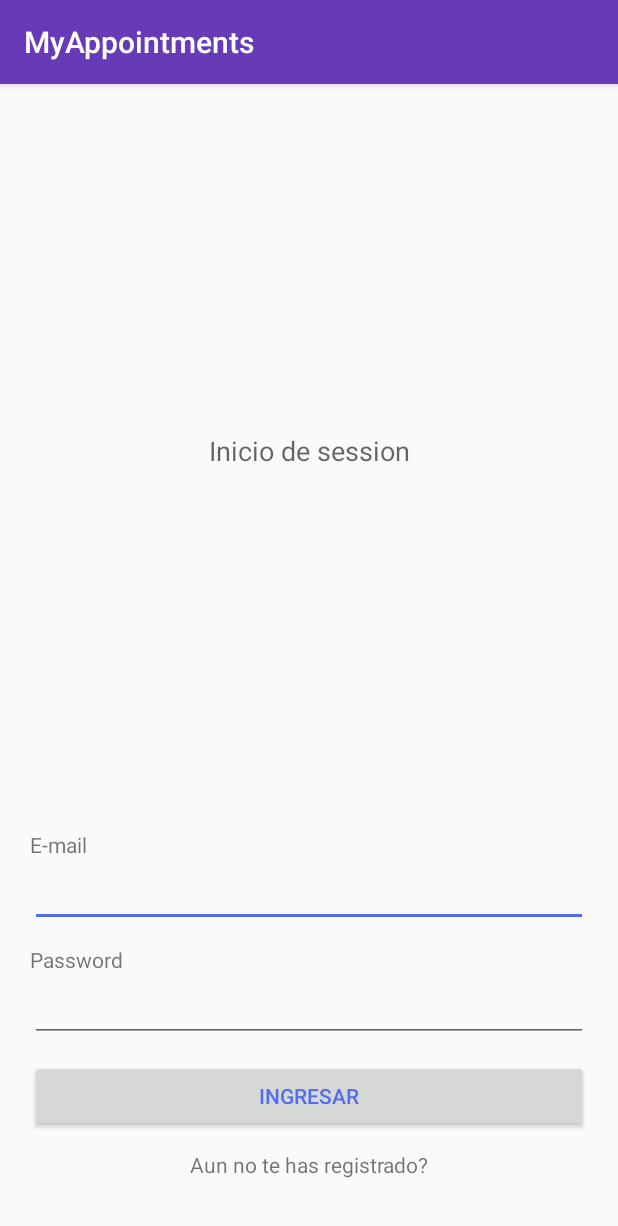
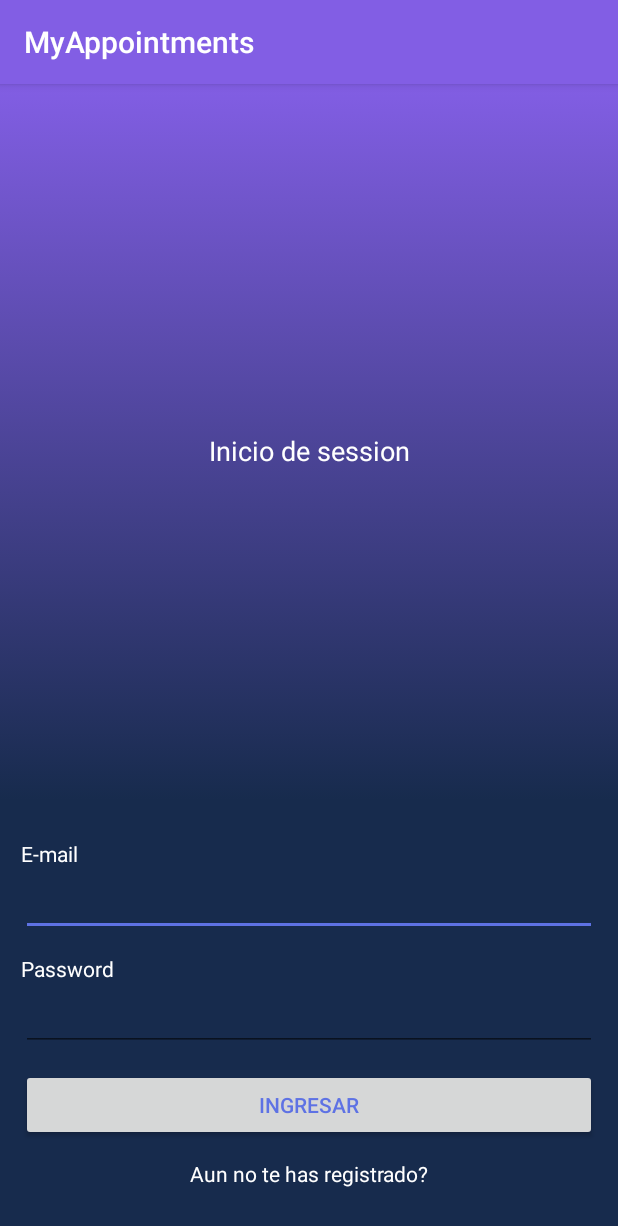
Before and after one commit to lrdgz/MyAppointments, an Android app: the screen it shows after launch (MainActivity), on a phone screen of 412 x 824 dp. Shown: the top 1226 px of the screen. Run offline under Robolectric (Android 15) with nearby library versions, the phone set to English and light mode, and no system bars.

Commit message:
Login Styles and design

```diff
--- a/app/build.gradle
+++ b/app/build.gradle
@@ -25,7 +25,7 @@ android {
 
 dependencies {
     implementation fileTree(dir: 'libs', include: ['*.jar'])
-    implementation"org.jetbrains.kotlin:kotlin-stdlib-jdk7:$kotlin_version"
+    implementation "org.jetbrains.kotlin:kotlin-stdlib-jdk7:$kotlin_version"
     implementation 'androidx.appcompat:appcompat:1.0.2'
     implementation 'androidx.core:core-ktx:1.0.2'
     implementation 'androidx.constraintlayout:constraintlayout:1.1.3'
--- a/app/src/main/AndroidManifest.xml
+++ b/app/src/main/AndroidManifest.xml
@@ -1,6 +1,6 @@
 <?xml version="1.0" encoding="utf-8"?>
 <manifest xmlns:android="http://schemas.android.com/apk/res/android"
-    package="com.developer.myappointments" >
+    package="com.developer.myappointments">
 
     <application
         android:allowBackup="true"
@@ -8,8 +8,9 @@
         android:label="@string/app_name"
         android:roundIcon="@mipmap/ic_launcher_round"
         android:supportsRtl="true"
-        android:theme="@style/AppTheme" >
-        <activity android:name=".MainActivity" >
+        android:theme="@style/AppTheme">
+        <activity android:name=".RegisterActivity"></activity>
+        <activity android:name=".MainActivity">
             <intent-filter>
                 <action android:name="android.intent.action.MAIN" />
 
--- /dev/null
+++ b/app/src/main/java/com/developer/myappointments/RegisterActivity.kt
@@ -0,0 +1,12 @@
+package com.developer.myappointments
+
+import androidx.appcompat.app.AppCompatActivity
+import android.os.Bundle
+
+class RegisterActivity : AppCompatActivity() {
+
+    override fun onCreate(savedInstanceState: Bundle?) {
+        super.onCreate(savedInstanceState)
+        setContentView(R.layout.activity_register)
+    }
+}
--- /dev/null
+++ b/app/src/main/res/drawable/db_gradient.xml
@@ -0,0 +1,13 @@
+<?xml version="1.0" encoding="utf-8"?>
+<selector xmlns:android="http://schemas.android.com/apk/res/android">
+    <item>
+        <shape>
+            <gradient
+                android:angle="90"
+                android:startColor="@color/colorPrimaryDark"
+                android:endColor="@color/colorPrimary"
+                android:type="linear"
+                />
+        </shape>
+    </item>
+</selector>
--- a/app/src/main/res/layout/activity_main.xml
+++ b/app/src/main/res/layout/activity_main.xml
@@ -4,51 +4,56 @@
     android:layout_width="match_parent"
     android:layout_height="match_parent"
     android:orientation="vertical"
-    android:padding="12dp"
     tools:context=".MainActivity">
 
     <TextView
         android:layout_width="match_parent"
         android:layout_height="0dp"
         android:layout_weight="1"
+        android:background="@drawable/db_gradient"
         android:gravity="center"
+        android:paddingTop="12dp"
         android:text="@string/label_login"
-        android:textAppearance="@style/TextAppearance.AppCompat.Medium" />
+        android:textAppearance="@style/TextAppearance.AppCompat.Medium"
+        android:textColor="@color/white" />
 
 
     <LinearLayout
+        android:layout_width="match_parent"
+        android:layout_height="wrap_content"
+        android:background="@color/colorPrimaryDark"
         android:orientation="vertical"
-        android:layout_width="match_parent"
-        android:padding="8dp"
-        android:layout_height="wrap_content">
+        android:padding="14dp">
 
         <TextView
             android:layout_width="wrap_content"
             android:layout_height="wrap_content"
             android:layout_marginTop="12dp"
-            android:text="@string/label_email" />
+            android:text="@string/label_email"
+            android:textColor="@color/white" />
 
         <EditText
-            android:inputType="textEmailAddress"
             android:layout_width="match_parent"
-            android:layout_height="wrap_content" />
+            android:layout_height="wrap_content"
+            android:inputType="textEmailAddress" />
 
         <TextView
             android:layout_width="wrap_content"
             android:layout_height="wrap_content"
             android:layout_marginTop="12dp"
-            android:text="@string/label_password" />
+            android:text="@string/label_password"
+            android:textColor="@color/white" />
 
         <EditText
-            android:inputType="textPassword"
             android:layout_width="match_parent"
-            android:layout_height="wrap_content" />
+            android:layout_height="wrap_content"
+            android:inputType="textPassword" />
 
         <Button
+            style="@style/TextAppearance.AppCompat.Widget.Button.Borderless.Colored"
             android:layout_width="match_parent"
             android:layout_height="wrap_content"
             android:layout_marginTop="12dp"
-            style="@style/TextAppearance.AppCompat.Widget.Button.Borderless.Colored"
             android:text="@string/btn_login" />
 
         <TextView
@@ -57,7 +62,8 @@
             android:layout_marginTop="12dp"
             android:layout_marginBottom="18dp"
             android:gravity="center"
-            android:text="@string/label_go_to_register" />
+            android:text="@string/label_go_to_register"
+            android:textColor="@color/white" />
 
-   </LinearLayout>
+    </LinearLayout>
 </LinearLayout>
--- /dev/null
+++ b/app/src/main/res/layout/activity_register.xml
@@ -0,0 +1,9 @@
+<?xml version="1.0" encoding="utf-8"?>
+<androidx.constraintlayout.widget.ConstraintLayout xmlns:android="http://schemas.android.com/apk/res/android"
+    xmlns:app="http://schemas.android.com/apk/res-auto"
+    xmlns:tools="http://schemas.android.com/tools"
+    android:layout_width="match_parent"
+    android:layout_height="match_parent"
+    tools:context=".RegisterActivity">
+
+</androidx.constraintlayout.widget.ConstraintLayout>
--- a/app/src/main/res/values/colors.xml
+++ b/app/src/main/res/values/colors.xml
@@ -1,7 +1,9 @@
 <?xml version="1.0" encoding="utf-8"?>
 <resources>
-    <color name="colorPrimary">#673AB7</color>
-    <color name="colorPrimaryDark">#512DA8</color>
-    <color name="colorAccent">#536DEF</color>
-    <color name="whiteTransparent">#FFF</color>
+    <color name="colorPrimary">#825ee4</color>
+    <color name="colorPrimaryDark">#172b4d</color>
+    <color name="colorAccent">#5e72e4</color>
+
+    <color name="white">#FFFFFF</color>
+    <color name="whiteTransparent">#96ffffff</color>
 </resources>
```
